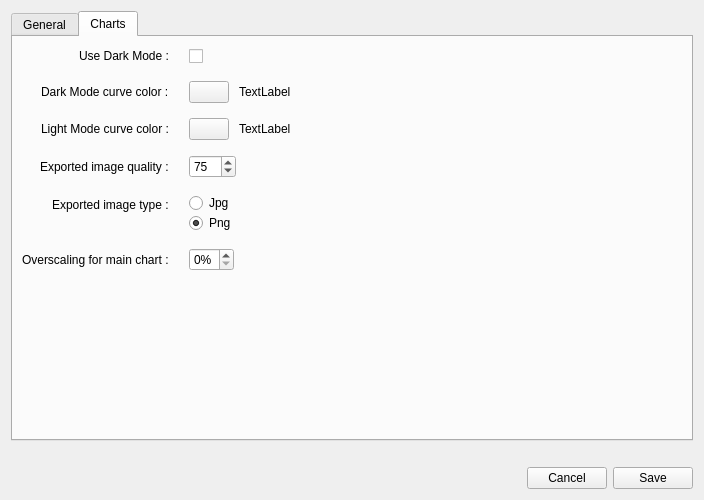
Above: optionsdialog.ui from redmoon1945/gbp before the change. Below: the same form after it.
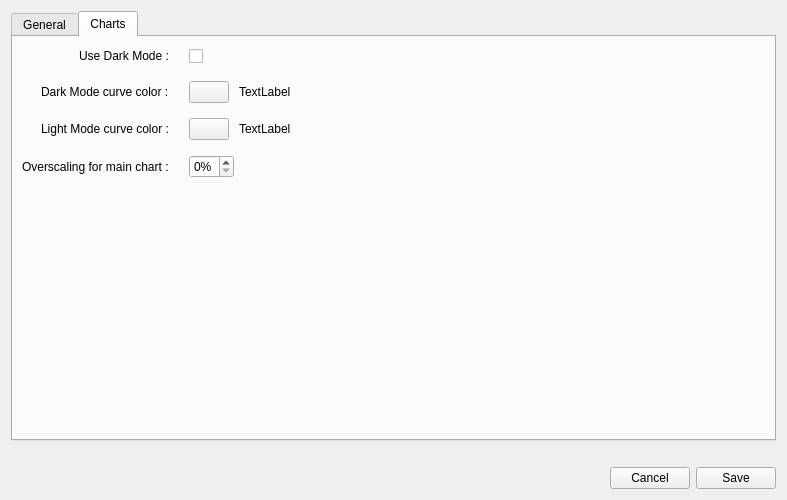
That is the form after the change. The open tabs and pages were chosen to show the change.

Commit message: ** Improve About box * Remove options to set image export type and quality, always save in PNG quality=100

Diff of the .ui file:
```diff
--- a/optionsdialog.ui
+++ b/optionsdialog.ui
@@ -6,7 +6,7 @@
    <rect>
     <x>0</x>
     <y>0</y>
-    <width>704</width>
+    <width>787</width>
     <height>500</height>
    </rect>
   </property>
@@ -542,109 +542,6 @@
             </layout>
            </item>
            <item row="3" column="0">
-            <widget class="QLabel" name="label_5">
-             <property name="font">
-              <font>
-               <bold>false</bold>
-              </font>
-             </property>
-             <property name="text">
-              <string>Exported image quality :</string>
-             </property>
-            </widget>
-           </item>
-           <item row="3" column="1">
-            <layout class="QHBoxLayout" name="horizontalLayout_15">
-             <item>
-              <widget class="QSpinBox" name="qualitySpinBox">
-               <property name="sizePolicy">
-                <sizepolicy hsizetype="Preferred" vsizetype="Preferred">
-                 <horstretch>0</horstretch>
-                 <verstretch>0</verstretch>
-                </sizepolicy>
-               </property>
-               <property name="minimum">
-                <number>1</number>
-               </property>
-               <property name="maximum">
-                <number>100</number>
-               </property>
-               <property name="value">
-                <number>75</number>
-               </property>
-              </widget>
-             </item>
-             <item>
-              <spacer name="horizontalSpacer_10">
-               <property name="orientation">
-                <enum>Qt::Horizontal</enum>
-               </property>
-               <property name="sizeHint" stdset="0">
-                <size>
-                 <width>40</width>
-                 <height>20</height>
-                </size>
-               </property>
-              </spacer>
-             </item>
-            </layout>
-           </item>
-           <item row="4" column="0">
-            <widget class="QLabel" name="label_6">
-             <property name="font">
-              <font>
-               <bold>false</bold>
-              </font>
-             </property>
-             <property name="text">
-              <string>Exported image type :</string>
-             </property>
-            </widget>
-           </item>
-           <item row="4" column="1">
-            <layout class="QHBoxLayout" name="horizontalLayout_16">
-             <item>
-              <layout class="QVBoxLayout" name="verticalLayout_10">
-               <item>
-                <widget class="QRadioButton" name="jpgRadioButton">
-                 <property name="sizePolicy">
-                  <sizepolicy hsizetype="Preferred" vsizetype="Preferred">
-                   <horstretch>0</horstretch>
-                   <verstretch>0</verstretch>
-                  </sizepolicy>
-                 </property>
-                 <property name="text">
-                  <string>Jpg</string>
-                 </property>
-                 <attribute name="buttonGroup">
-                  <string notr="true">buttonGroup</string>
-                 </attribute>
-                </widget>
-               </item>
-               <item>
-                <widget class="QRadioButton" name="pngRadioButton">
-                 <property name="sizePolicy">
-                  <sizepolicy hsizetype="Preferred" vsizetype="Preferred">
-                   <horstretch>0</horstretch>
-                   <verstretch>0</verstretch>
-                  </sizepolicy>
-                 </property>
-                 <property name="text">
-                  <string>Png</string>
-                 </property>
-                 <property name="checked">
-                  <bool>true</bool>
-                 </property>
-                 <attribute name="buttonGroup">
-                  <string notr="true">buttonGroup</string>
-                 </attribute>
-                </widget>
-               </item>
-              </layout>
-             </item>
-            </layout>
-           </item>
-           <item row="5" column="0">
             <widget class="QLabel" name="label_8">
              <property name="font">
               <font>
@@ -656,7 +553,7 @@
              </property>
             </widget>
            </item>
-           <item row="5" column="1">
+           <item row="3" column="1">
             <layout class="QHBoxLayout" name="horizontalLayout_17">
              <item>
               <widget class="QSpinBox" name="scalingMainChartSpinBox">
```
Left out of the diff: 6 changed lines with no effect on the pictures. The commit also changes 14 other files.
